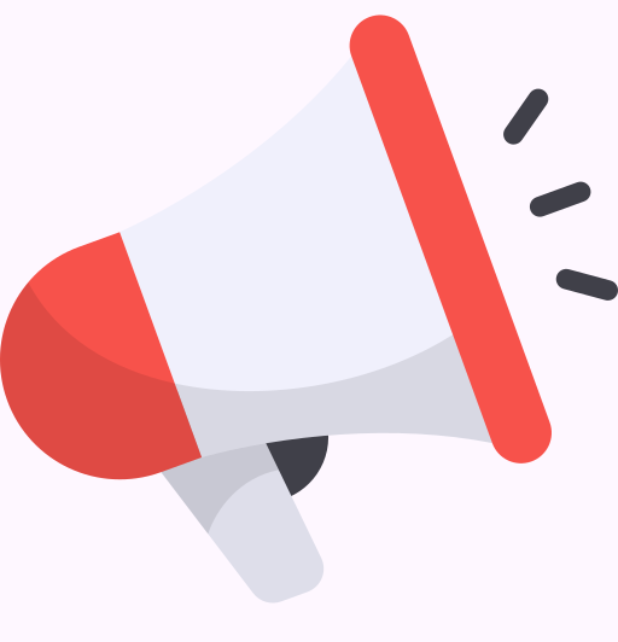
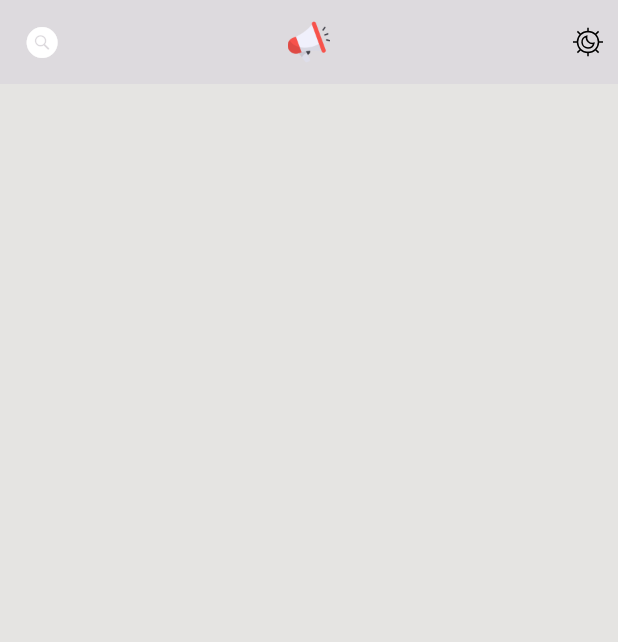
Before and after one commit to asmitranjansinha/localloud, a Flutter app: the screen it shows after launch, on a phone screen of 412 x 824 dp. Shown: the top 642 px of the screen. Run offline on Flutter 3.47's test engine with Material 3 defaults, Android fonts, the phone set to English and light mode, and no system bars; our stand-ins replace flutter_svg, shared_preferences.

Commit message:
- added theme controller - added home screen app bar

```diff
--- /dev/null
+++ b/lib/controller/theme_controller.dart
@@ -0,0 +1,75 @@
+import 'package:flutter/material.dart';
+import 'package:flutter/scheduler.dart';
+import 'package:localloud/utils/constants/app_constants.dart';
+import 'package:shared_preferences/shared_preferences.dart';
+
+class ThemeController extends ChangeNotifier {
+  bool _isSystemTheme = true;
+  bool _isDarkMode = false;
+  SharedPreferences? _prefs;
+
+  ThemeController() {
+    _loadPrefs();
+    SchedulerBinding.instance.addPostFrameCallback((_) {
+      final window = WidgetsBinding.instance.window;
+      window.onPlatformBrightnessChanged = _handlePlatformBrightnessChanged;
+    });
+  }
+
+  bool get isSystemTheme => _isSystemTheme;
+  bool get isDarkMode => _isDarkMode;
+
+  // changes the theme of the app and
+  // saves the value to the SharedPreferences key to keep it persistent
+  set isDarkMode(bool value) {
+    _isDarkMode = value;
+    notifyListeners();
+    _savePrefs();
+  }
+
+  set isSystemTheme(bool value) {
+    _isSystemTheme = value;
+    // Update isDarkMode based on system theme
+    if (_isSystemTheme) {
+      final window = WidgetsBinding.instance.window;
+      _isDarkMode = window.platformBrightness == Brightness.dark;
+    }
+    _savePrefs();
+    notifyListeners();
+  }
+
+  void _handlePlatformBrightnessChanged() {
+    if (_isSystemTheme) {
+      final window = WidgetsBinding.instance.window;
+      if (window.platformBrightness == Brightness.dark && !_isDarkMode) {
+        _isDarkMode = true;
+        _savePrefs();
+        notifyListeners();
+      } else if (window.platformBrightness == Brightness.light && _isDarkMode) {
+        _isDarkMode = false;
+        _savePrefs();
+        notifyListeners();
+      }
+    }
+  }
+
+  // loads value of key "isDarkMode" (bool)
+  _loadPrefs() async {
+    _prefs = await SharedPreferences.getInstance();
+    _isSystemTheme = _prefs?.getBool(PrefsConstants.systemTheme) ?? false;
+    if (_isSystemTheme) {
+      var brightness =
+          SchedulerBinding.instance.platformDispatcher.platformBrightness;
+      _isDarkMode = (brightness == Brightness.dark);
+    } else {
+      _isDarkMode = _prefs?.getBool(PrefsConstants.darkMode) ?? false;
+    }
+    notifyListeners();
+  }
+
+  // saves value of key "isDarkMode" (bool)
+  _savePrefs() async {
+    await _prefs?.setBool(PrefsConstants.systemTheme, _isSystemTheme);
+    await _prefs?.setBool(PrefsConstants.darkMode, _isDarkMode);
+  }
+}
--- a/lib/main.dart
+++ b/lib/main.dart
@@ -1,22 +1,37 @@
 import 'package:flutter/material.dart';
+import 'package:localloud/controller/theme_controller.dart';
 import 'package:localloud/utils/constants/app_constants.dart';
 import 'package:localloud/utils/routes/routes.dart';
+import 'package:localloud/utils/theme/theme.dart';
+import 'package:provider/provider.dart';
 
 void main() {
-  runApp(const MyApp());
+  runApp(
+    MultiProvider(
+      providers: [
+        ChangeNotifierProvider(create: (_) => ThemeController()),
+      ],
+      child: LocalLoud(
+        appTheme: AppTheme(),
+      ),
+    ),
+  );
 }
 
-class MyApp extends StatelessWidget {
-  const MyApp({super.key});
+class LocalLoud extends StatelessWidget {
+  final AppTheme appTheme;
+  const LocalLoud({
+    super.key,
+    required this.appTheme,
+  });
 
   @override
   Widget build(BuildContext context) {
+    final themeController = Provider.of<ThemeController>(context);
     return MaterialApp(
       title: AppConstants.appName,
-      theme: ThemeData(
-        colorScheme: ColorScheme.fromSeed(seedColor: Colors.deepPurple),
-        useMaterial3: true,
-      ),
+      themeMode: themeController.isDarkMode ? ThemeMode.dark : ThemeMode.light,
+      theme: themeController.isDarkMode ? appTheme.dark : appTheme.light,
       debugShowCheckedModeBanner: false,
       onGenerateRoute: AppRoutes.onGenerateRoute,
       initialRoute: RouteNames.splash,
--- a/lib/utils/constants/app_assets.dart
+++ b/lib/utils/constants/app_assets.dart
@@ -1,3 +1,5 @@
 class AppIcons {
   static const String localloudLogo = "assets/icons/localloud-icon.png";
+  static const String nightMode = 'assets/icons/night-mode-svgrepo-com.svg';
+  static const String sunMode = 'assets/icons/sun-mode-svgrepo-com.svg';
 }
--- a/lib/utils/constants/app_constants.dart
+++ b/lib/utils/constants/app_constants.dart
@@ -1,3 +1,10 @@
 class AppConstants {
   static const String appName = 'localloud';
 }
+
+class PrefsConstants {
+
+  static const String systemTheme = 'isSystemTheme';
+  static const String darkMode = 'isDarkMode';
+
+}
--- a/lib/utils/theme/theme.dart
+++ b/lib/utils/theme/theme.dart
@@ -1,7 +1,25 @@
 import 'package:flutter/material.dart';
 
 class AppTheme {
-  final localloudTheme = ThemeData(
+  final localloudTheme = ThemeData();
 
-  );
+  ThemeData get light => localloudTheme.copyWith(
+        scaffoldBackgroundColor: AppColors.lightBackground,
+        appBarTheme: const AppBarTheme(
+          color: AppColors.lightBackground,
+        ),
+      );
+
+  ThemeData get dark => localloudTheme.copyWith(
+        scaffoldBackgroundColor: AppColors.darkBackground,
+        appBarTheme: const AppBarTheme(
+          color: AppColors.darkBackground,
+        ),
+      );
 }
+
+class AppColors {
+  static const lightBackground = Color(0XffE5E4E2);
+  static const darkBackground = Color(0Xff36454F);
+  static const primary = Color(0XffFF5733);
+}
--- a/lib/views/home_screen.dart
+++ b/lib/views/home_screen.dart
@@ -1,13 +1,51 @@
+import 'package:flutter/cupertino.dart';
 import 'package:flutter/material.dart';
+import 'package:flutter_svg/svg.dart';
+import 'package:localloud/controller/theme_controller.dart';
 import 'package:localloud/utils/constants/app_assets.dart';
+import 'package:provider/provider.dart';
 
 class HomeScreen extends StatelessWidget {
   const HomeScreen({super.key});
 
   @override
   Widget build(BuildContext context) {
+    var homeAppBar = AppBar(
+      elevation: 2.0,
+      leading: const Icon(
+        CupertinoIcons.search_circle_fill,
+        color: Colors.white,
+      ),
+      centerTitle: true,
+      title: Image.asset(
+        AppIcons.localloudLogo,
+        scale: 18.0,
+      ),
+      actions: [
+        Padding(
+          padding: const EdgeInsets.all(8.0),
+          child: InkWell(
+            onTap: () {
+              context.read<ThemeController>().isDarkMode =
+                  !context.read<ThemeController>().isDarkMode;
+            },
+            child: SvgPicture.asset(
+              context.read<ThemeController>().isDarkMode
+                  ? AppIcons.nightMode
+                  : AppIcons.sunMode,
+              color: context.read<ThemeController>().isDarkMode
+                  ? Colors.white
+                  : null,
+            ),
+          ),
+        )
+      ],
+    );
     return Scaffold(
-      body: Image.asset(AppIcons.localloudLogo),
+      body: const Column(
+        children: [],
+      ),
+      appBar: homeAppBar,
     );
   }
 }
--- a/pubspec.yaml
+++ b/pubspec.yaml
@@ -35,6 +35,9 @@ dependencies:
   # The following adds the Cupertino Icons font to your application.
   # Use with the CupertinoIcons class for iOS style icons.
   cupertino_icons: ^1.0.6
+  provider: ^6.1.2
+  shared_preferences: ^2.2.2
+  flutter_svg: ^2.0.10+1
 
 dev_dependencies:
   flutter_test:
```
Also changed, not shown: assets/icons/night-mode-svgrepo-com.svg (added), assets/icons/sun-mode-svgrepo-com.svg (added), pubspec.lock, 8 other files.
